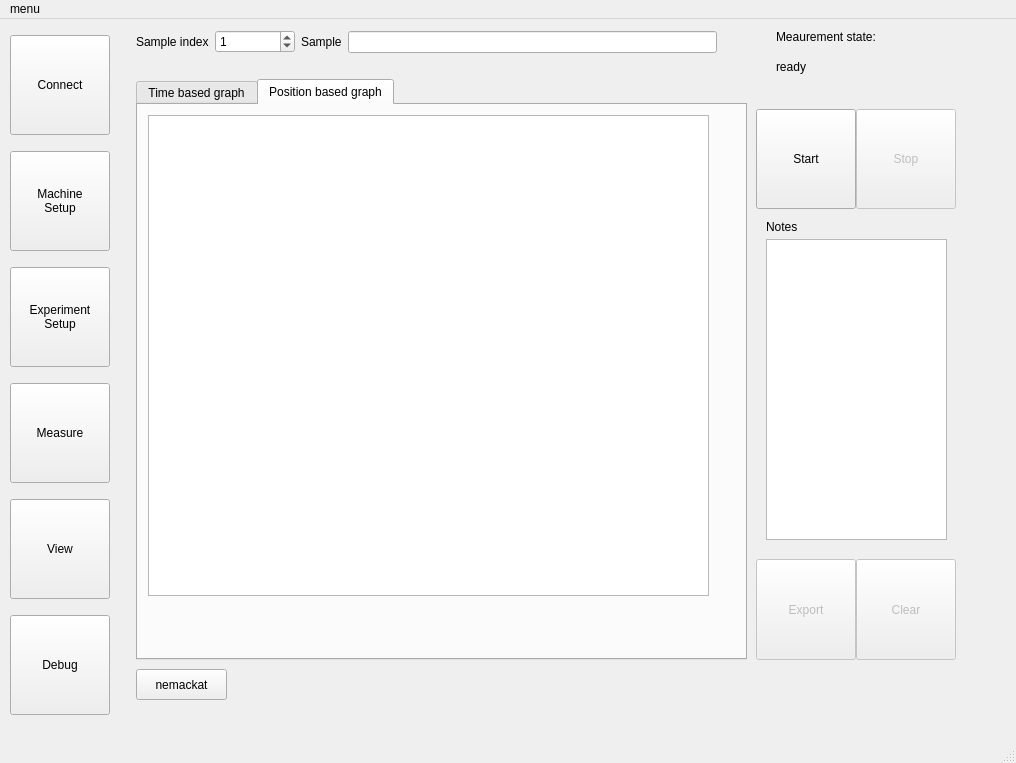
Old version of the form src/main/resources/base/design.ui in the repository OndrejPistora/thymos-loader.
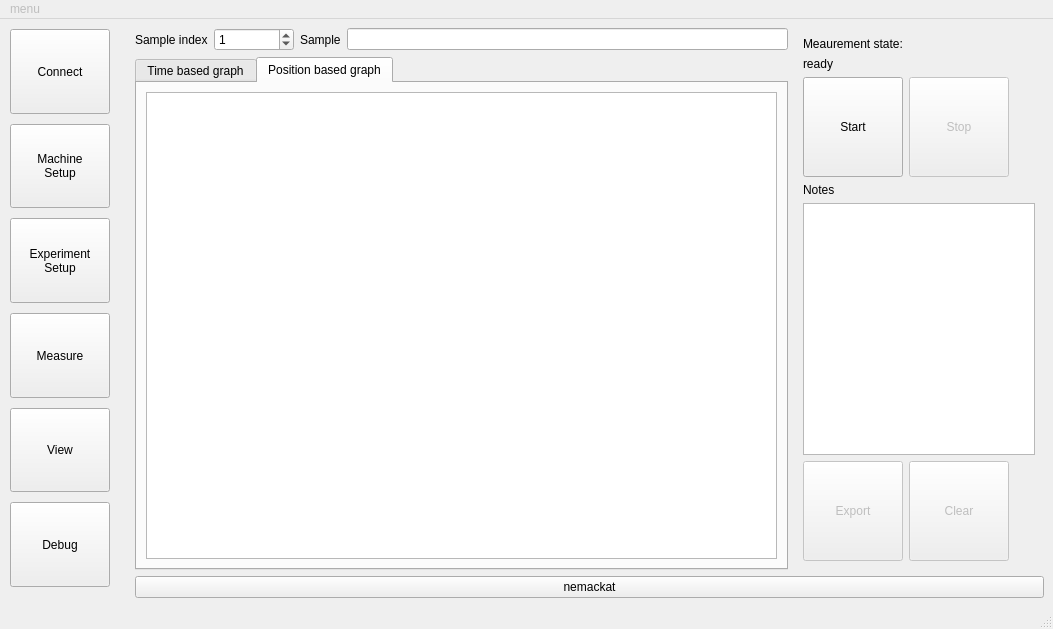
New version of the form. The open tabs and pages were chosen to show the change. Custom widgets are drawn as their Qt base class.

What changed in the file:
```diff
--- a/src/main/resources/base/design.ui
+++ b/src/main/resources/base/design.ui
@@ -6,8 +6,8 @@
    <rect>
     <x>0</x>
     <y>0</y>
-    <width>1016</width>
-    <height>763</height>
+    <width>1053</width>
+    <height>629</height>
    </rect>
   </property>
   <property name="windowTitle">
@@ -1100,15 +1100,59 @@
          </layout>
         </widget>
         <widget class="QWidget" name="Measure">
+         <layout class="QVBoxLayout" name="verticalLayout_19">
+          <item>
+           <layout class="QVBoxLayout" name="verticalLayout_18">
+            <item>
+             <layout class="QHBoxLayout" name="horizontalLayout_8">
+              <item>
+               <layout class="QVBoxLayout" name="verticalLayout_16">
+                <item>
+                 <layout class="QHBoxLayout" name="horizontalLayout_2">
+                  <item>
+                   <widget class="QLabel" name="label_10">
+                    <property name="text">
+                     <string>Sample index</string>
+                    </property>
+                   </widget>
+                  </item>
+                  <item>
+                   <widget class="QSpinBox" name="numSampleIndex">
+                    <property name="minimumSize">
+                     <size>
+                      <width>80</width>
+                      <height>0</height>
+                     </size>
+                    </property>
+                    <property name="maximum">
+                     <number>9999</number>
+                    </property>
+                    <property name="value">
+                     <number>1</number>
+                    </property>
+                   </widget>
+                  </item>
+                  <item>
+                   <widget class="QLabel" name="label_8">
+                    <property name="text">
+                     <string>Sample</string>
+                    </property>
+                   </widget>
+                  </item>
+                  <item>
+                   <widget class="QLineEdit" name="inputExperimentSample">
+                    <property name="minimumSize">
+                     <size>
+                      <width>150</width>
+                      <height>0</height>
+                     </size>
+                    </property>
+                   </widget>
+                  </item>
+                 </layout>
+                </item>
+                <item>
          <widget class="QTabWidget" name="tabWidget">
-          <property name="geometry">
-           <rect>
-            <x>10</x>
-            <y>60</y>
-            <width>611</width>
-            <height>581</height>
-           </rect>
-          </property>
           <property name="currentIndex">
            <number>1</number>
           </property>
@@ -1131,139 +1175,169 @@
            <attribute name="title">
             <string>Position based graph</string>
            </attribute>
+                   <layout class="QVBoxLayout" name="verticalLayout_14">
+                    <item>
            <widget class="PlotWidget" name="graphPosBased">
-            <property name="geometry">
-             <rect>
-              <x>10</x>
-              <y>10</y>
-              <width>561</width>
-              <height>481</height>
-             </rect>
-            </property>
-           </widget>
-          </widget>
-         </widget>
+                      <property name="sizePolicy">
+                       <sizepolicy hsizetype="Expanding" vsizetype="Expanding">
+                        <horstretch>0</horstretch>
+                        <verstretch>0</verstretch>
+                       </sizepolicy>
+                      </property>
+                      <property name="minimumSize">
+                       <size>
+                        <width>500</width>
+                        <height>300</height>
+                       </size>
+                      </property>
+                     </widget>
+                    </item>
+                   </layout>
+                  </widget>
+                 </widget>
+                </item>
+               </layout>
+              </item>
+              <item>
+               <widget class="QWidget" name="" native="true">
+                <property name="sizePolicy">
+                 <sizepolicy hsizetype="Minimum" vsizetype="Preferred">
+                  <horstretch>0</horstretch>
+                  <verstretch>0</verstretch>
+                 </sizepolicy>
+                </property>
+                <property name="maximumSize">
+                 <size>
+                  <width>250</width>
+                  <height>16777215</height>
+                 </size>
+                </property>
+                <property name="baseSize">
+                 <size>
+                  <width>200</width>
+                  <height>0</height>
+                 </size>
+                </property>
+                <layout class="QVBoxLayout" name="verticalLayout_17">
+                 <item>
          <widget class="QLabel" name="label_11">
-          <property name="geometry">
-           <rect>
-            <x>650</x>
-            <y>10</y>
-            <width>121</width>
-            <height>16</height>
-           </rect>
-          </property>
           <property name="text">
            <string>Meaurement state:</string>
           </property>
          </widget>
+                 </item>
+                 <item>
          <widget class="QLabel" name="lMeasurementState">
-          <property name="geometry">
-           <rect>
-            <x>650</x>
-            <y>40</y>
-            <width>121</width>
-            <height>16</height>
-           </rect>
-          </property>
           <property name="text">
            <string>ready</string>
           </property>
          </widget>
-         <widget class="QPushButton" name="testSuccess">
-          <property name="geometry">
-           <rect>
-            <x>10</x>
-            <y>650</y>
-            <width>91</width>
-            <height>31</height>
-           </rect>
-          </property>
-          <property name="text">
-           <string>nemackat</string>
-          </property>
-         </widget>
-         <widget class="QWidget" name="horizontalLayoutWidget_2">
-          <property name="geometry">
-           <rect>
-            <x>10</x>
-            <y>10</y>
-            <width>581</width>
-            <height>26</height>
-           </rect>
-          </property>
-          <layout class="QHBoxLayout" name="horizontalLayout_2">
-           <item>
-            <widget class="QLabel" name="label_10">
+                 </item>
+                 <item>
+                  <layout class="QHBoxLayout" name="horizontalLayout_6">
+                   <item>
+                    <widget class="QPushButton" name="buttonStartStop">
+                     <property name="sizePolicy">
+                      <sizepolicy hsizetype="Minimum" vsizetype="Minimum">
+                       <horstretch>0</horstretch>
+                       <verstretch>0</verstretch>
+                      </sizepolicy>
+                     </property>
+                     <property name="minimumSize">
+                      <size>
+                       <width>100</width>
+                       <height>100</height>
+                      </size>
+                     </property>
+                     <property name="maximumSize">
+                      <size>
+                       <width>100</width>
+                       <height>100</height>
+                      </size>
+                     </property>
              <property name="text">
-              <string>Sample index</string>
+                      <string>Start</string>
              </property>
             </widget>
            </item>
            <item>
-            <widget class="QSpinBox" name="numSampleIndex">
+                    <widget class="QPushButton" name="buttonStop">
+                     <property name="enabled">
+                      <bool>false</bool>
+                     </property>
+                     <property name="sizePolicy">
+                      <sizepolicy hsizetype="Minimum" vsizetype="Minimum">
+                       <horstretch>0</horstretch>
+                       <verstretch>0</verstretch>
+                      </sizepolicy>
+                     </property>
              <property name="minimumSize">
               <size>
-               <width>80</width>
-               <height>0</height>
-              </size>
-             </property>
-             <property name="maximum">
-              <number>9999</number>
-             </property>
-             <property name="value">
-              <number>1</number>
-             </property>
-            </widget>
-           </item>
-           <item>
-            <widget class="QLabel" name="label_8">
+                       <width>100</width>
+                       <height>100</height>
+                      </size>
+                     </property>
+                     <property name="maximumSize">
+                      <size>
+                       <width>100</width>
+                       <height>100</height>
+                      </size>
+                     </property>
              <property name="text">
-              <string>Sample</string>
-             </property>
+                      <string>Stop</string>
+                     </property>
+                     <property name="checkable">
+                      <bool>false</bool>
+                     </property>
             </widget>
            </item>
            <item>
-            <widget class="QLineEdit" name="inputExperimentSample"/>
-           </item>
-          </layout>
-         </widget>
-         <widget class="QTextEdit" name="inputExperimentNotes">
-          <property name="geometry">
-           <rect>
-            <x>640</x>
-            <y>220</y>
-            <width>181</width>
-            <height>301</height>
-           </rect>
-          </property>
-         </widget>
+                    <spacer name="horizontalSpacer">
+                     <property name="orientation">
+                      <enum>Qt::Horizontal</enum>
+                     </property>
+                     <property name="sizeHint" stdset="0">
+                      <size>
+                       <width>40</width>
+                       <height>20</height>
+                      </size>
+                     </property>
+                    </spacer>
+                   </item>
+                  </layout>
+                 </item>
+                 <item>
          <widget class="QLabel" name="label_15">
-          <property name="geometry">
-           <rect>
-            <x>640</x>
-            <y>200</y>
-            <width>88</width>
-            <height>16</height>
-           </rect>
-          </property>
           <property name="text">
            <string>Notes</string>
           </property>
          </widget>
+                 </item>
+                 <item>
+                  <widget class="QTextEdit" name="inputExperimentNotes">
+                   <property name="sizePolicy">
+                    <sizepolicy hsizetype="Fixed" vsizetype="Expanding">
+                     <horstretch>0</horstretch>
+                     <verstretch>0</verstretch>
+                    </sizepolicy>
+                   </property>
+                   <property name="maximumSize">
+                    <size>
+                     <width>300</width>
+                     <height>16777215</height>
+                    </size>
+                   </property>
+                  </widget>
+                 </item>
+                 <item>
+                  <layout class="QHBoxLayout" name="horizontalLayout_7">
+                   <item>
          <widget class="QPushButton" name="butExport">
           <property name="enabled">
            <bool>false</bool>
           </property>
-          <property name="geometry">
-           <rect>
-            <x>630</x>
-            <y>540</y>
-            <width>100</width>
-            <height>101</height>
-           </rect>
-          </property>
           <property name="sizePolicy">
-           <sizepolicy hsizetype="Minimum" vsizetype="MinimumExpanding">
+                      <sizepolicy hsizetype="Minimum" vsizetype="Minimum">
             <horstretch>0</horstretch>
             <verstretch>0</verstretch>
            </sizepolicy>
@@ -1274,24 +1348,24 @@
             <height>100</height>
            </size>
           </property>
+                     <property name="maximumSize">
+                      <size>
+                       <width>100</width>
+                       <height>100</height>
+                      </size>
+                     </property>
           <property name="text">
            <string>Export</string>
           </property>
          </widget>
+                   </item>
+                   <item>
          <widget class="QPushButton" name="butClear">
           <property name="enabled">
            <bool>false</bool>
           </property>
-          <property name="geometry">
-           <rect>
-            <x>730</x>
-            <y>540</y>
-            <width>100</width>
-            <height>101</height>
-           </rect>
-          </property>
           <property name="sizePolicy">
-           <sizepolicy hsizetype="Minimum" vsizetype="MinimumExpanding">
+                      <sizepolicy hsizetype="Minimum" vsizetype="Minimum">
             <horstretch>0</horstretch>
             <verstretch>0</verstretch>
            </sizepolicy>
@@ -1302,66 +1376,47 @@
             <height>100</height>
            </size>
           </property>
+                     <property name="maximumSize">
+                      <size>
+                       <width>100</width>
+                       <height>100</height>
+                      </size>
+                     </property>
           <property name="text">
            <string>Clear</string>
           </property>
          </widget>
-         <widget class="QPushButton" name="buttonStop">
-          <property name="enabled">
-           <bool>false</bool>
-          </property>
-          <property name="geometry">
-           <rect>
-            <x>730</x>
-            <y>90</y>
-            <width>100</width>
-            <height>100</height>
-           </rect>
-          </property>
-          <property name="sizePolicy">
-           <sizepolicy hsizetype="Minimum" vsizetype="MinimumExpanding">
-            <horstretch>0</horstretch>
-            <verstretch>0</verstretch>
-           </sizepolicy>
-          </property>
-          <property name="minimumSize">
+                   </item>
+                   <item>
+                    <spacer name="horizontalSpacer_2">
+                     <property name="orientation">
+                      <enum>Qt::Horizontal</enum>
+                     </property>
+                     <property name="sizeHint" stdset="0">
            <size>
-            <width>100</width>
-            <height>100</height>
-           </size>
-          </property>
-          <property name="text">
-           <string>Stop</string>
-          </property>
-          <property name="checkable">
-           <bool>false</bool>
-          </property>
-         </widget>
-         <widget class="QPushButton" name="buttonStartStop">
-          <property name="geometry">
-           <rect>
-            <x>630</x>
-            <y>90</y>
-            <width>100</width>
-            <height>100</height>
-           </rect>
-          </property>
-          <property name="sizePolicy">
-           <sizepolicy hsizetype="Minimum" vsizetype="MinimumExpanding">
-            <horstretch>0</horstretch>
-            <verstretch>0</verstretch>
-           </sizepolicy>
-          </property>
-          <property name="minimumSize">
-           <size>
-            <width>100</width>
-            <height>100</height>
-           </size>
-          </property>
+                       <width>40</width>
+                       <height>20</height>
+                      </size>
+                     </property>
+                    </spacer>
+                   </item>
+                  </layout>
+                 </item>
+                </layout>
+               </widget>
+              </item>
+             </layout>
+            </item>
+            <item>
+             <widget class="QPushButton" name="testSuccess">
           <property name="text">
-           <string>Start</string>
-          </property>
-         </widget>
+               <string>nemackat</string>
+              </property>
+             </widget>
+            </item>
+           </layout>
+          </item>
+         </layout>
         </widget>
         <widget class="QWidget" name="View">
          <widget class="QTreeWidget" name="wfTree">
@@ -1478,11 +1533,14 @@
    </layout>
   </widget>
   <widget class="QMenuBar" name="menubar">
+   <property name="enabled">
+    <bool>false</bool>
+   </property>
    <property name="geometry">
     <rect>
      <x>0</x>
      <y>0</y>
-     <width>1016</width>
+     <width>1053</width>
      <height>24</height>
     </rect>
    </property>
```
Left out of the diff: 485 changed lines with no effect on the pictures. Lines whose indentation alone changed are shown as unchanged.
